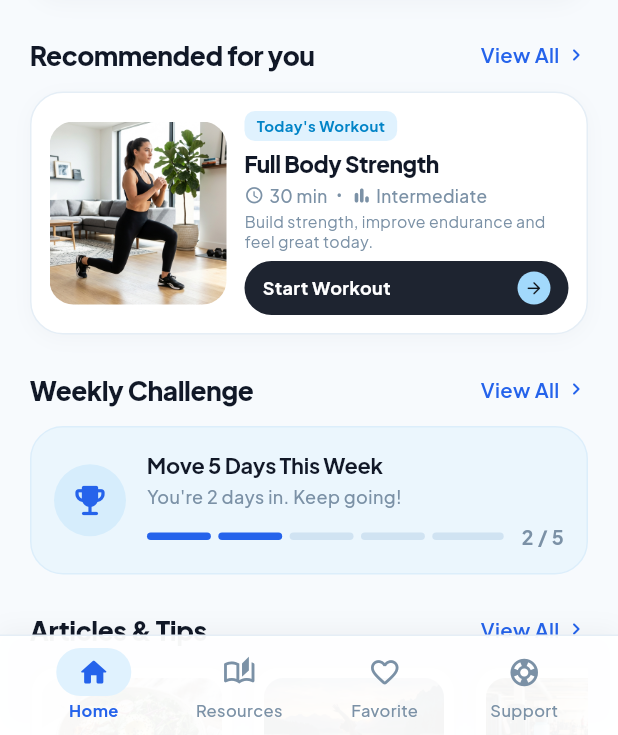
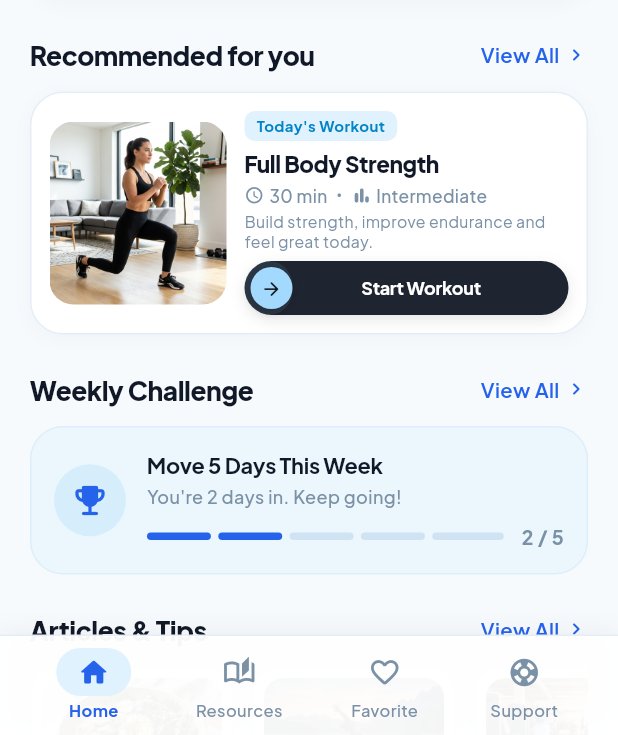
Before and after one commit to Rajkoli145/MoveWell, a Flutter app: the HomeScreen screen opened directly, after a tap on "4320", on a phone screen of 412 x 824 dp, the part 501-1236 px from its top. Run offline on Flutter 3.47's test engine with Material 3 defaults, Android fonts, the phone set to English and light mode, and no system bars; our stand-ins replace google_fonts; Roboto replaces fonts that are missing (Arial).

Commit message:
feat: make Recommended workout card Start Workout button draggable and long-press slidable

```diff
--- a/lib/palette.dart
+++ b/lib/palette.dart
@@ -218,11 +218,13 @@ class _SlideActionPillButtonState extends State<SlideActionPillButton>
   @override
   Widget build(BuildContext context) {
     final double btnH = widget.height;
-    final double knobSize = btnH - 12.0;
+    final double padding = btnH < 44.0 ? 4.0 : 6.0;
+    final double knobSize = btnH - (padding * 2);
+    final double iconSize = (knobSize * 0.52).clamp(12.0, 22.0);
 
     return LayoutBuilder(
       builder: (context, constraints) {
-        final double maxDrag = (constraints.maxWidth - knobSize - 12.0).clamp(10.0, 600.0);
+        final double maxDrag = (constraints.maxWidth - knobSize - (padding * 2)).clamp(10.0, 600.0);
 
         return Listener(
           behavior: HitTestBehavior.opaque,
@@ -251,7 +253,7 @@ class _SlideActionPillButtonState extends State<SlideActionPillButton>
                 ValueListenableBuilder<double>(
                   valueListenable: _dragProgress,
                   builder: (context, progress, _) {
-                    final trackWidth = (6.0 + knobSize + (progress * maxDrag)).clamp(knobSize, constraints.maxWidth);
+                    final trackWidth = (padding + knobSize + (progress * maxDrag)).clamp(knobSize, constraints.maxWidth);
                     return Container(
                       width: trackWidth,
                       height: btnH,
@@ -294,8 +296,8 @@ class _SlideActionPillButtonState extends State<SlideActionPillButton>
 
                 // 3. Crisp, Grounded Draggable Knob in MoveWell Sky Blue
                 Positioned(
-                  left: 6.0,
-                  top: (btnH - knobSize) / 2,
+                  left: padding,
+                  top: padding,
                   child: ValueListenableBuilder<double>(
                     valueListenable: _dragProgress,
                     builder: (context, progress, _) {
@@ -322,7 +324,7 @@ class _SlideActionPillButtonState extends State<SlideActionPillButton>
                                 child: Icon(
                                   completed ? Icons.check_rounded : Icons.arrow_forward_rounded,
                                   key: ValueKey(completed ? 'check' : 'arrow'),
-                                  size: 19,
+                                  size: iconSize,
                                   color: widget.iconColor,
                                 ),
                               ),
--- a/lib/screens/home_screen.dart
+++ b/lib/screens/home_screen.dart
@@ -1101,46 +1101,12 @@ class _HomeScreenState extends State<HomeScreen> {
                 ),
                 const SizedBox(height: 7),
 
-                // Start Workout Button with MoveWell Arrow
-                GestureDetector(
+                // Start Workout Interactive SlideActionPillButton (Draggable & Hold-to-slide)
+                SlideActionPillButton(
+                  height: 36,
+                  fontSize: 12,
+                  label: 'Start Workout',
                   onTap: widget.onStartWorkout ?? _showWorkoutStartSheet,
-                  behavior: HitTestBehavior.opaque,
-                  child: Container(
-                    height: 36,
-                    padding: const EdgeInsets.symmetric(horizontal: 12),
-                    decoration: BoxDecoration(
-                      color: const Color(0xFF1E2430),
-                      borderRadius: BorderRadius.circular(18),
-                    ),
-                    child: Row(
-                      mainAxisAlignment: MainAxisAlignment.spaceBetween,
-                      children: [
-                        Text(
-                          'Start Workout',
-                          style: GoogleFonts.plusJakartaSans(
-                            fontSize: 12,
-                            fontWeight: FontWeight.w700,
-                            color: Colors.white,
-                          ),
-                        ),
-                        Container(
-                          width: 22,
-                          height: 22,
-                          decoration: const BoxDecoration(
-                            color: Color(0xFFA2D9FC),
-                            shape: BoxShape.circle,
-                          ),
-                          child: const Center(
-                            child: Icon(
-                              Icons.arrow_forward_rounded,
-                              size: 13,
-                              color: Color(0xFF101419),
-                            ),
-                          ),
-                        ),
-                      ],
-                    ),
-                  ),
                 ),
               ],
             ),
```
